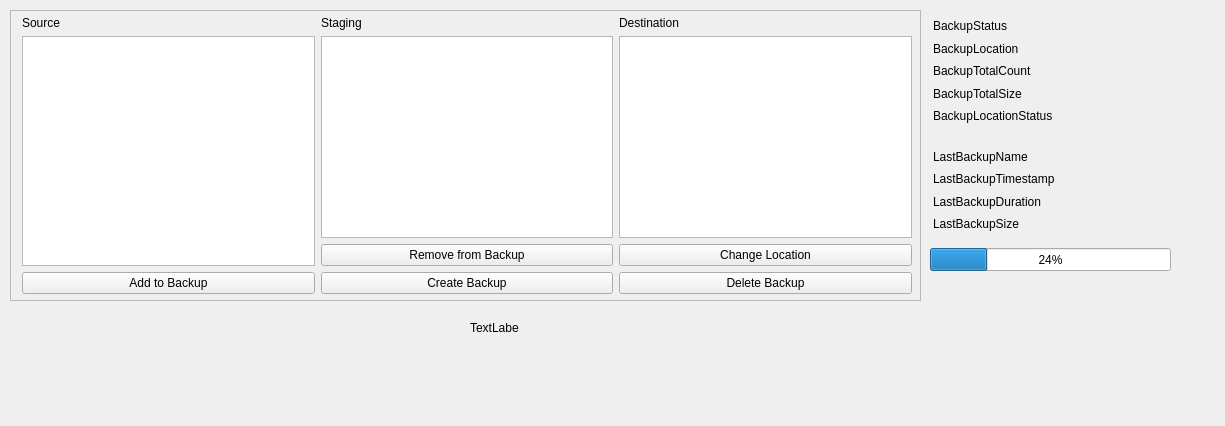
Old version of the form ui/mainwindow/mainwindow.ui in the repository shawn-sss/backtrack.
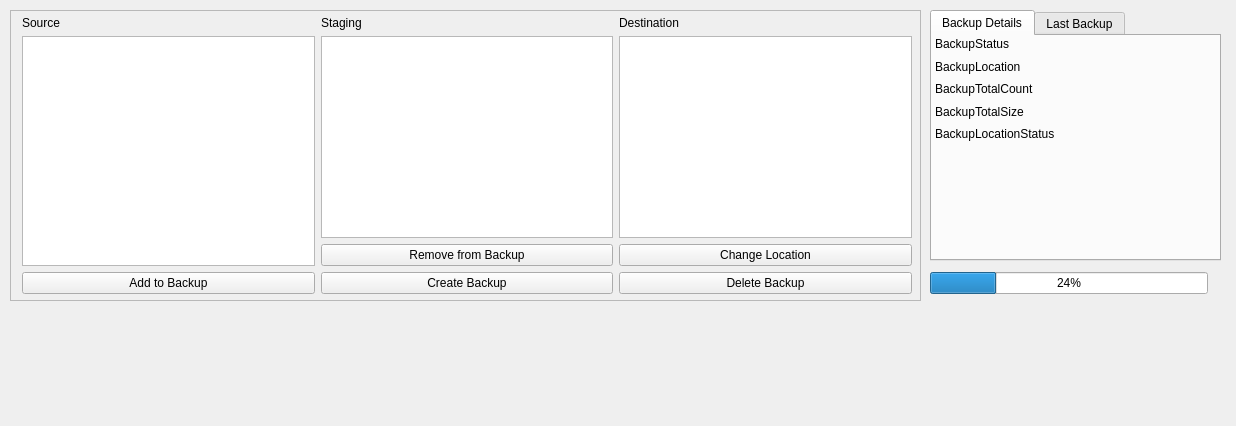
New version of the form.

The edit to the form file:
```diff
--- a/ui/mainwindow/mainwindow.ui
+++ b/ui/mainwindow/mainwindow.ui
@@ -6,7 +6,7 @@
    <rect>
     <x>0</x>
     <y>0</y>
-    <width>1225</width>
+    <width>1236</width>
     <height>426</height>
    </rect>
   </property>
@@ -14,112 +14,6 @@
    <string>MainWindow</string>
   </property>
   <widget class="QWidget" name="centralwidget">
-   <widget class="QWidget" name="layoutWidget">
-    <property name="geometry">
-     <rect>
-      <x>930</x>
-      <y>148</y>
-      <width>291</width>
-      <height>84</height>
-     </rect>
-    </property>
-    <layout class="QVBoxLayout" name="LastBackupLayout">
-     <property name="leftMargin">
-      <number>3</number>
-     </property>
-     <item>
-      <widget class="QLabel" name="LastBackupNameLabel">
-       <property name="text">
-        <string>LastBackupName</string>
-       </property>
-      </widget>
-     </item>
-     <item>
-      <widget class="QLabel" name="LastBackupTimestampLabel">
-       <property name="text">
-        <string>LastBackupTimestamp</string>
-       </property>
-      </widget>
-     </item>
-     <item>
-      <widget class="QLabel" name="LastBackupDurationLabel">
-       <property name="text">
-        <string>LastBackupDuration</string>
-       </property>
-      </widget>
-     </item>
-     <item>
-      <widget class="QLabel" name="LastBackupSizeLabel">
-       <property name="text">
-        <string>LastBackupSize</string>
-       </property>
-      </widget>
-     </item>
-    </layout>
-   </widget>
-   <widget class="QProgressBar" name="TransferProgressBar">
-    <property name="geometry">
-     <rect>
-      <x>930</x>
-      <y>248</y>
-      <width>241</width>
-      <height>23</height>
-     </rect>
-    </property>
-    <property name="value">
-     <number>24</number>
-    </property>
-   </widget>
-   <widget class="QWidget" name="layoutWidget_2">
-    <property name="geometry">
-     <rect>
-      <x>930</x>
-      <y>18</y>
-      <width>291</width>
-      <height>106</height>
-     </rect>
-    </property>
-    <layout class="QVBoxLayout" name="BackupStatusLayout">
-     <property name="leftMargin">
-      <number>3</number>
-     </property>
-     <item>
-      <widget class="QLabel" name="BackupStatusLabel">
-       <property name="text">
-        <string>BackupStatus</string>
-       </property>
-      </widget>
-     </item>
-     <item>
-      <widget class="QLabel" name="BackupLocationLabel">
-       <property name="text">
-        <string>BackupLocation</string>
-       </property>
-      </widget>
-     </item>
-     <item>
-      <widget class="QLabel" name="BackupTotalCountLabel">
-       <property name="text">
-        <string>BackupTotalCount</string>
-       </property>
-      </widget>
-     </item>
-     <item>
-      <widget class="QLabel" name="BackupTotalSizeLabel">
-       <property name="text">
-        <string>BackupTotalSize</string>
-       </property>
-      </widget>
-     </item>
-     <item>
-      <widget class="QLabel" name="BackupLocationStatusLabel">
-       <property name="text">
-        <string>BackupLocationStatus</string>
-       </property>
-      </widget>
-     </item>
-    </layout>
-   </widget>
    <widget class="QFrame" name="BackupViewContainer">
     <property name="geometry">
      <rect>
@@ -232,18 +126,147 @@
      </layout>
     </widget>
    </widget>
-   <widget class="QLabel" name="testLabel">
+   <widget class="QTabWidget" name="DetailsTabWidget">
     <property name="geometry">
      <rect>
-      <x>470</x>
-      <y>320</y>
-      <width>49</width>
-      <height>16</height>
+      <x>930</x>
+      <y>10</y>
+      <width>291</width>
+      <height>251</height>
      </rect>
     </property>
-    <property name="text">
-     <string>TextLabel</string>
+    <property name="currentIndex">
+     <number>0</number>
     </property>
+    <widget class="QWidget" name="BackupDetails">
+     <attribute name="title">
+      <string>Backup Details</string>
+     </attribute>
+     <widget class="QWidget" name="layoutWidget_2">
+      <property name="geometry">
+       <rect>
+        <x>0</x>
+        <y>0</y>
+        <width>291</width>
+        <height>106</height>
+       </rect>
+      </property>
+      <layout class="QVBoxLayout" name="BackupStatusLayout">
+       <property name="leftMargin">
+        <number>3</number>
+       </property>
+       <item>
+        <widget class="QLabel" name="BackupStatusLabel">
+         <property name="text">
+          <string>BackupStatus</string>
+         </property>
+        </widget>
+       </item>
+       <item>
+        <widget class="QLabel" name="BackupLocationLabel">
+         <property name="text">
+          <string>BackupLocation</string>
+         </property>
+        </widget>
+       </item>
+       <item>
+        <widget class="QLabel" name="BackupTotalCountLabel">
+         <property name="text">
+          <string>BackupTotalCount</string>
+         </property>
+        </widget>
+       </item>
+       <item>
+        <widget class="QLabel" name="BackupTotalSizeLabel">
+         <property name="text">
+          <string>BackupTotalSize</string>
+         </property>
+        </widget>
+       </item>
+       <item>
+        <widget class="QLabel" name="BackupLocationStatusLabel">
+         <property name="text">
+          <string>BackupLocationStatus</string>
+         </property>
+        </widget>
+       </item>
+      </layout>
+     </widget>
+    </widget>
+    <widget class="QWidget" name="LastBackup">
+     <attribute name="title">
+      <string>Last Backup</string>
+     </attribute>
+     <widget class="QWidget" name="layoutWidget">
+      <property name="geometry">
+       <rect>
+        <x>0</x>
+        <y>0</y>
+        <width>291</width>
+        <height>84</height>
+       </rect>
+      </property>
+      <layout class="QVBoxLayout" name="LastBackupLayout">
+       <property name="leftMargin">
+        <number>3</number>
+       </property>
+       <item>
+        <widget class="QLabel" name="LastBackupNameLabel">
+         <property name="text">
+          <string>LastBackupName</string>
+         </property>
+        </widget>
+       </item>
+       <item>
+        <widget class="QLabel" name="LastBackupTimestampLabel">
+         <property name="text">
+          <string>LastBackupTimestamp</string>
+         </property>
+        </widget>
+       </item>
+       <item>
+        <widget class="QLabel" name="LastBackupDurationLabel">
+         <property name="text">
+          <string>LastBackupDuration</string>
+         </property>
+        </widget>
+       </item>
+       <item>
+        <widget class="QLabel" name="LastBackupSizeLabel">
+         <property name="text">
+          <string>LastBackupSize</string>
+         </property>
+        </widget>
+       </item>
+      </layout>
+     </widget>
+    </widget>
+   </widget>
+   <widget class="QWidget" name="">
+    <property name="geometry">
+     <rect>
+      <x>930</x>
+      <y>270</y>
+      <width>291</width>
+      <height>26</height>
+     </rect>
+    </property>
+    <layout class="QHBoxLayout" name="horizontalLayout">
+     <item>
+      <widget class="QProgressBar" name="TransferProgressBar">
+       <property name="value">
+        <number>24</number>
+       </property>
+      </widget>
+     </item>
+     <item>
+      <widget class="QLabel" name="TransferProgressText">
+       <property name="text">
+        <string/>
+       </property>
+      </widget>
+     </item>
+    </layout>
    </widget>
   </widget>
   <action name="actionOpenSettings">
```
